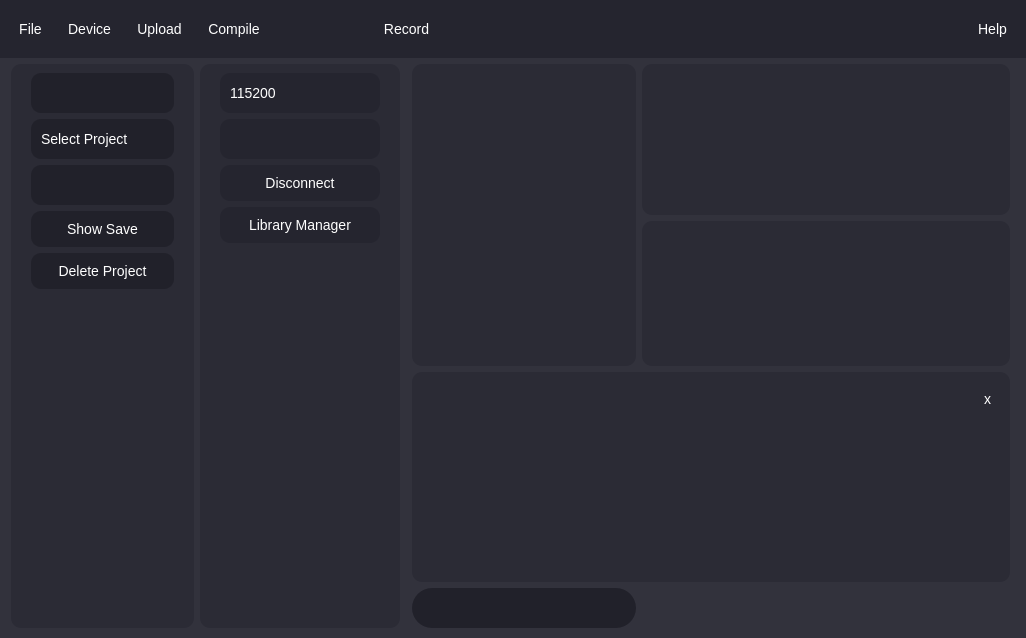
Above: Ui/GraphingUi.ui from OrionAerospaceYT/SideKick before the change. Below: the same form after it.
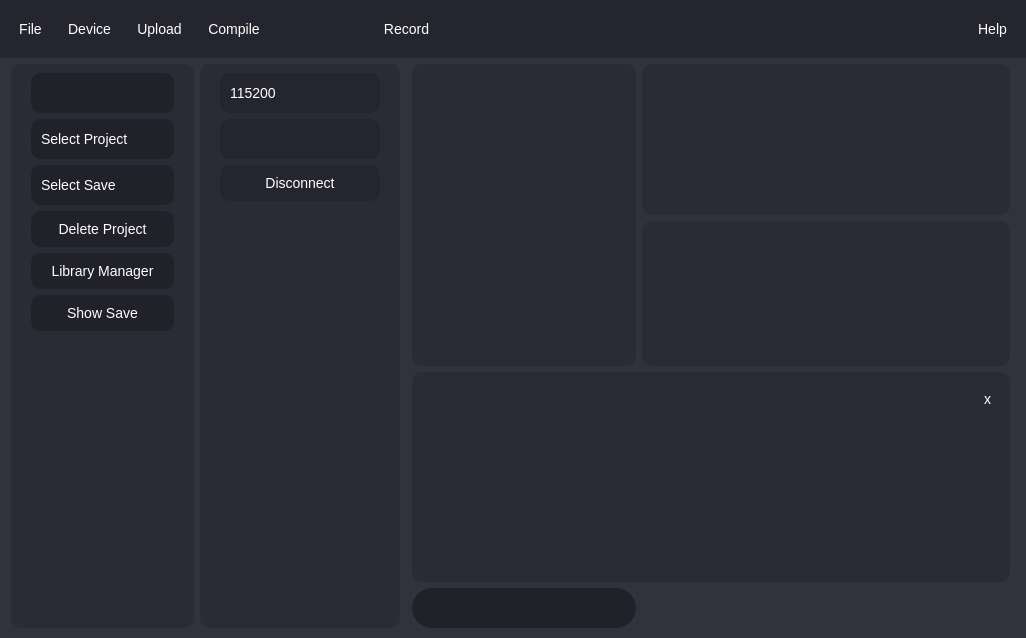
That is the form after the change. Icons and pictures are not drawn.

```diff
--- a/Ui/GraphingUi.ui
+++ b/Ui/GraphingUi.ui
@@ -656,13 +656,12 @@
           </widget>
          </item>
          <item>
-          <widget class="QComboBox" name="saves"/>
-         </item>
-         <item>
-          <widget class="QPushButton" name="show_save">
-           <property name="text">
-            <string>Show Save</string>
-           </property>
+          <widget class="QComboBox" name="saves">
+           <item>
+            <property name="text">
+             <string>Select Save</string>
+            </property>
+           </item>
           </widget>
          </item>
          <item>
@@ -672,6 +671,20 @@
            </property>
           </widget>
          </item>
+         <item>
+          <widget class="QPushButton" name="library_manager">
+           <property name="text">
+            <string>Library Manager</string>
+           </property>
+          </widget>
+         </item>
+         <item>
+          <widget class="QPushButton" name="show_save">
+           <property name="text">
+            <string>Show Save</string>
+           </property>
+          </widget>
+         </item>
          <item>
           <spacer name="verticalSpacer_2">
            <property name="orientation">
@@ -800,13 +813,6 @@
            </property>
           </widget>
          </item>
-         <item>
-          <widget class="QPushButton" name="library_manager">
-           <property name="text">
-            <string>Library Manager</string>
-           </property>
-          </widget>
-         </item>
          <item>
           <spacer name="verticalSpacer">
            <property name="orientation">
```
